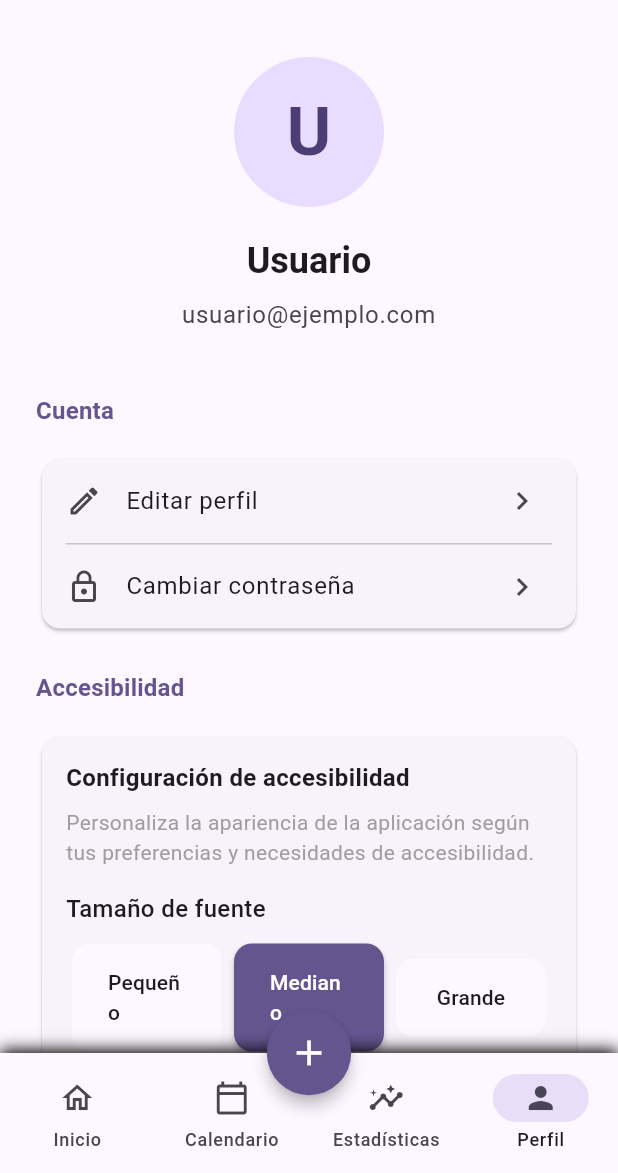
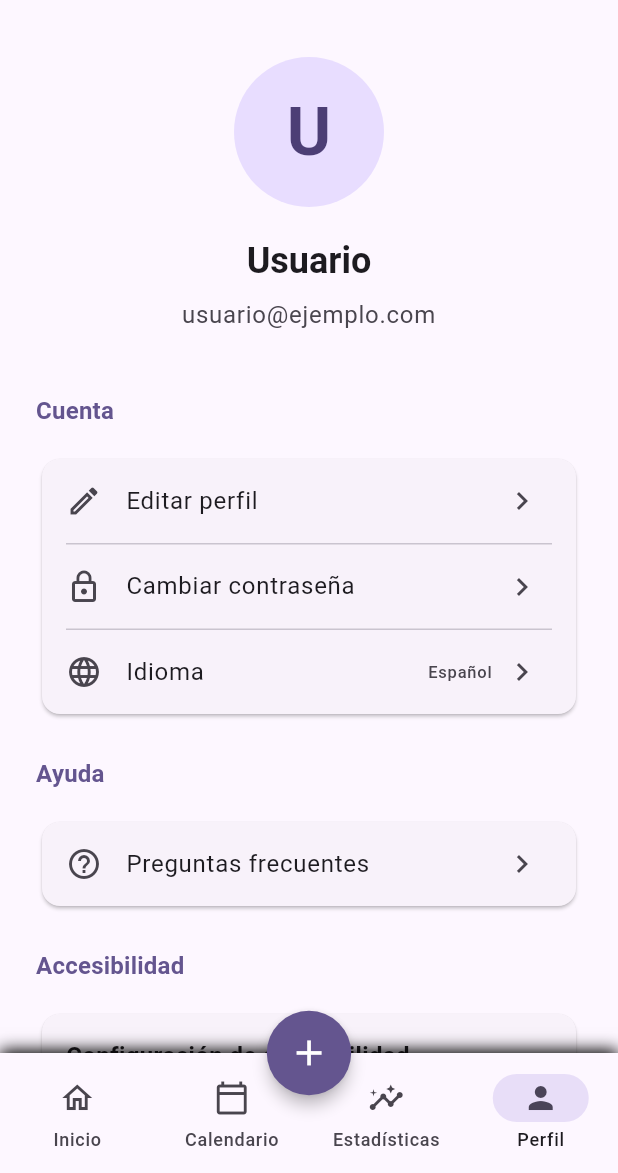
Before and after one commit to HectorZL/journal-notes, a Flutter app: the MainNavigationScreen screen opened directly, item 4 of the bottom bar chosen, on a phone screen of 412 x 824 dp, the part 63-1236 px from its top. Run offline on Flutter 3.47's test engine with Material 3 defaults, Android fonts, the phone set to English and light mode, and no system bars; our stand-ins replace email_validator, flutter_riverpod, flutter_secure_storage, flutter_staggered_animations, google_fonts, shared_preferences and 2 more; accounts and stored records are empty.

Commit message:
<feat>[add lenguaje selector and FAQ in the profile screen]: <description>
[optional body]

[optional footer(s)]

```diff
--- a/lib/ui/screens/profile_screen.dart
+++ b/lib/ui/screens/profile_screen.dart
@@ -2,10 +2,12 @@ import 'package:flutter/material.dart';
 import 'package:flutter_riverpod/flutter_riverpod.dart';
 import '../../../services/auth_service.dart';
 import '../../../services/navigation_service.dart';
+import '../../../services/language_service.dart';
 import '../widgets/base_screen.dart';
 import '../widgets/accessibility_settings_widget.dart';
 import 'profile/edit_profile_screen.dart';
-import 'profile/change_password_screen.dart';  // Adjust the import path as needed
+import 'profile/change_password_screen.dart';
+import 'profile/faq_screen.dart';
 
 class ProfileScreen extends ConsumerWidget {
   const ProfileScreen({Key? key}) : super(key: key);
@@ -43,13 +45,14 @@ class ProfileScreen extends ConsumerWidget {
     final theme = Theme.of(context);
     final colorScheme = theme.colorScheme;
     final authService = ref.read(authServiceProvider);
+    final languageService = ref.watch(languageServiceProvider);
     final user = authService.currentUser ?? {
       'name': 'Usuario',
       'email': 'usuario@ejemplo.com',
     };
 
     return BaseScreen(
-      title: 'Perfil',
+      title: languageService.isEnglish ? 'Profile' : 'Perfil',
       showBackButton: true,
       child: SingleChildScrollView(
         padding: const EdgeInsets.all(24.0),
@@ -93,7 +96,7 @@ class ProfileScreen extends ConsumerWidget {
 
             // Account Section
             Text(
-              'Cuenta',
+              languageService.isEnglish ? 'Account' : 'Cuenta',
               style: theme.textTheme.titleMedium?.copyWith(
                 color: colorScheme.primary,
                 fontWeight: FontWeight.bold,
@@ -147,6 +150,54 @@ class ProfileScreen extends ConsumerWidget {
                           ),
                         );
                       }
+                    },
+                  ),
+                  const Divider(height: 1, indent: 16, endIndent: 16),
+                  ListTile(
+                    leading: const Icon(Icons.language),
+                    title: Text(languageService.isEnglish ? 'Language' : 'Idioma'),
+                    trailing: Row(
+                      mainAxisSize: MainAxisSize.min,
+                      children: [
+                        Text(
+                          languageService.isEnglish ? 'English' : 'Español',
+                          style: TextStyle(color: colorScheme.onSurfaceVariant),
+                        ),
+                        const SizedBox(width: 8),
+                        const Icon(Icons.chevron_right),
+                      ],
+                    ),
+                    onTap: () async {
+                      await languageService.toggleLanguage();
+                    },
+                  ),
+                ],
+              ),
+            ),
+
+            const SizedBox(height: 24),
+
+            // Help Section
+            Text(
+              languageService.isEnglish ? 'Help' : 'Ayuda',
+              style: theme.textTheme.titleMedium?.copyWith(
+                color: colorScheme.primary,
+                fontWeight: FontWeight.bold,
+              ),
+            ),
+            const SizedBox(height: 16),
+            Card(
+              child: Column(
+                children: [
+                  ListTile(
+                    leading: const Icon(Icons.help_outline),
+                    title: Text(languageService.isEnglish ? 'FAQs' : 'Preguntas frecuentes'),
+                    trailing: const Icon(Icons.chevron_right),
+                    onTap: () {
+                      Navigator.push(
+                        context,
+                        MaterialPageRoute(builder: (context) => const FAQScreen()),
+                      );
                     },
                   ),
                 ],
```
Also changed, not shown: lib/services/language_service.dart (added, +41 -0 lines), lib/ui/screens/profile/faq_screen.dart (added, +61 -0 lines).
